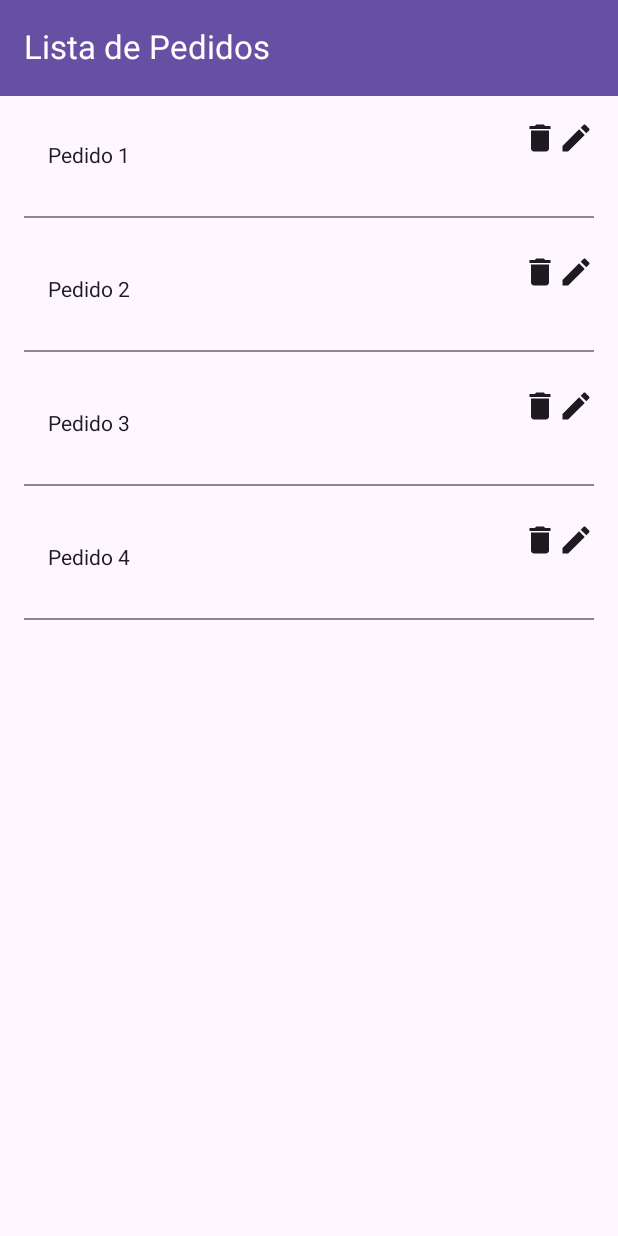
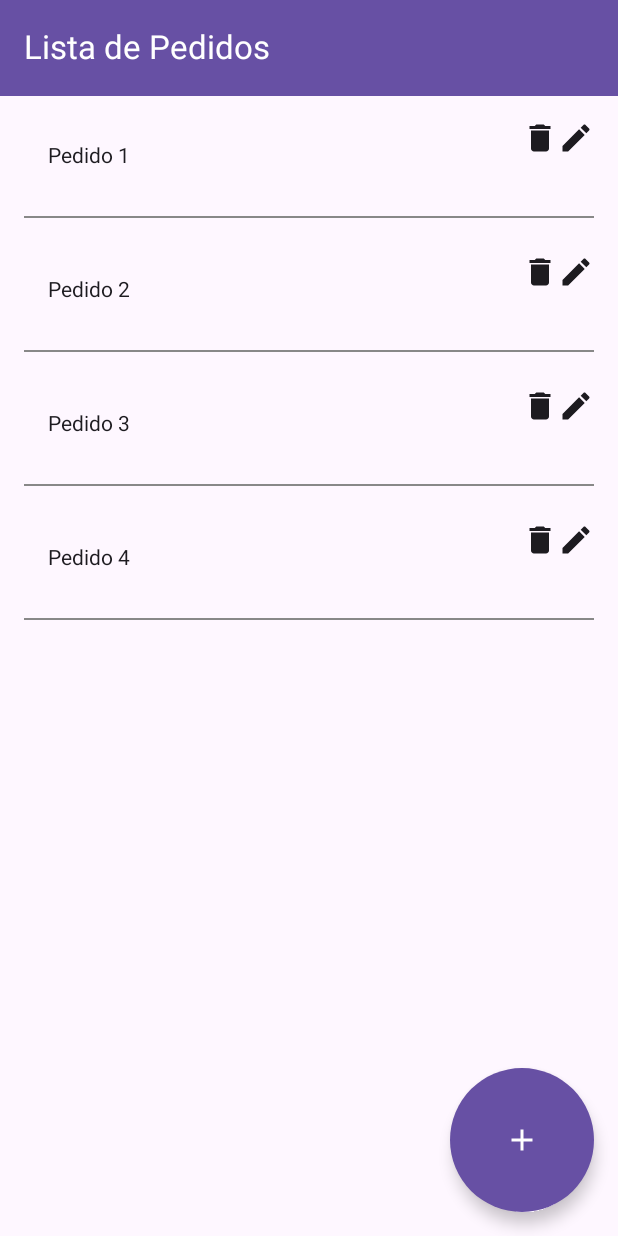
Before and after one commit to leidycas017/GestorPedidos, an Android app built with Jetpack Compose: the ListaPedidosScreen screen opened through its navigation route, on a phone screen of 412 x 824 dp. Run offline under Robolectric (Android 15) with nearby library versions, the phone set to English and light mode, and no system bars.

Commit message:
Floating button added

```diff
--- a/app/src/main/java/co/edu/udea/compumovil/gr01_20232/gestorpedidos/ListaPedidosScreen.kt
+++ b/app/src/main/java/co/edu/udea/compumovil/gr01_20232/gestorpedidos/ListaPedidosScreen.kt
@@ -1,4 +1,5 @@
 package co.edu.udea.compumovil.gr01_20232.gestorpedidos
+import android.graphics.drawable.Icon
 import androidx.compose.foundation.clickable
 import androidx.compose.foundation.layout.*
 import androidx.navigation.NavController
@@ -15,11 +16,14 @@ import androidx.compose.material.icons.filled.Delete
 import androidx.compose.ui.graphics.Brush
 import androidx.compose.ui.graphics.Color
 import androidx.compose.foundation.background
+import androidx.compose.foundation.shape.CircleShape
 import androidx.compose.foundation.border
 import androidx.compose.material.icons.filled.Add
 import androidx.compose.runtime.remember
 import androidx.compose.runtime.saveable.rememberSaveable
 import androidx.lifecycle.viewmodel.compose.viewModel
+import androidx.compose.material3.LargeFloatingActionButton
+import androidx.compose.material3.MaterialTheme
 import androidx.compose.ui.res.colorResource
 
 @OptIn(ExperimentalMaterial3Api::class)
@@ -80,6 +84,16 @@ fun ListaPedidosScreen(navController: NavController) {
                     )
                 }
             }
+        },
+        floatingActionButton = {
+            LargeFloatingActionButton(
+                onClick = {  },
+                shape = CircleShape,
+                containerColor = MaterialTheme.colorScheme.primary,
+                contentColor = MaterialTheme.colorScheme.onPrimary
+            ) {
+                Icon(Icons.Filled.Add, "Large floating action button")
+            }
         }
 
     )
```
